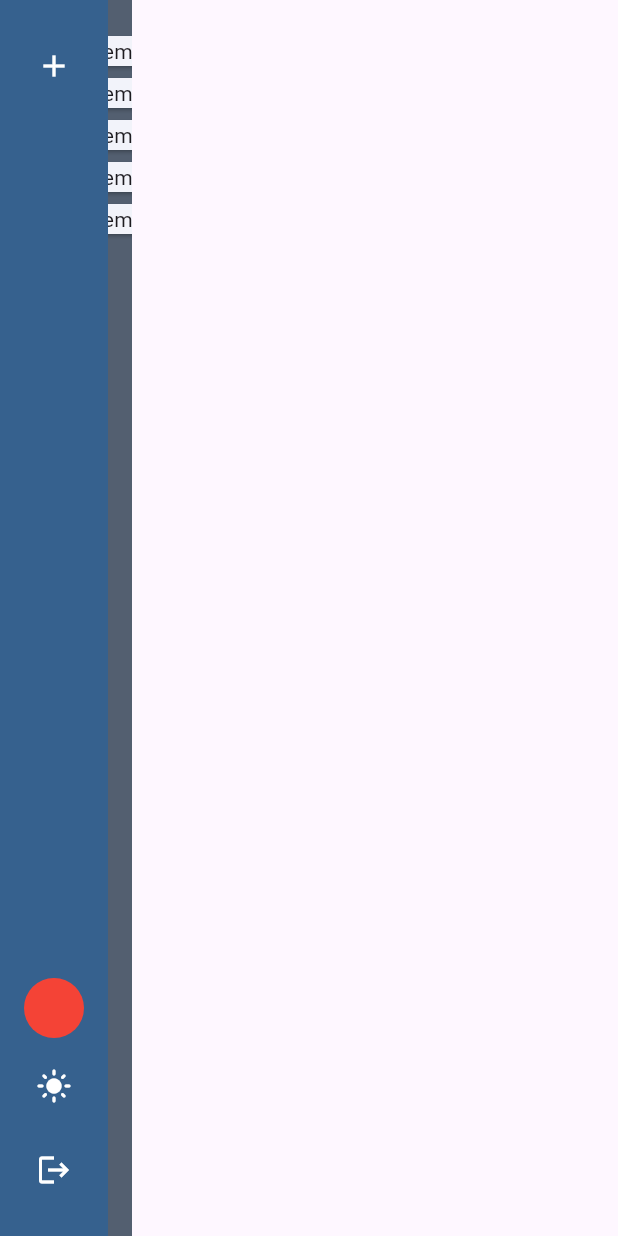
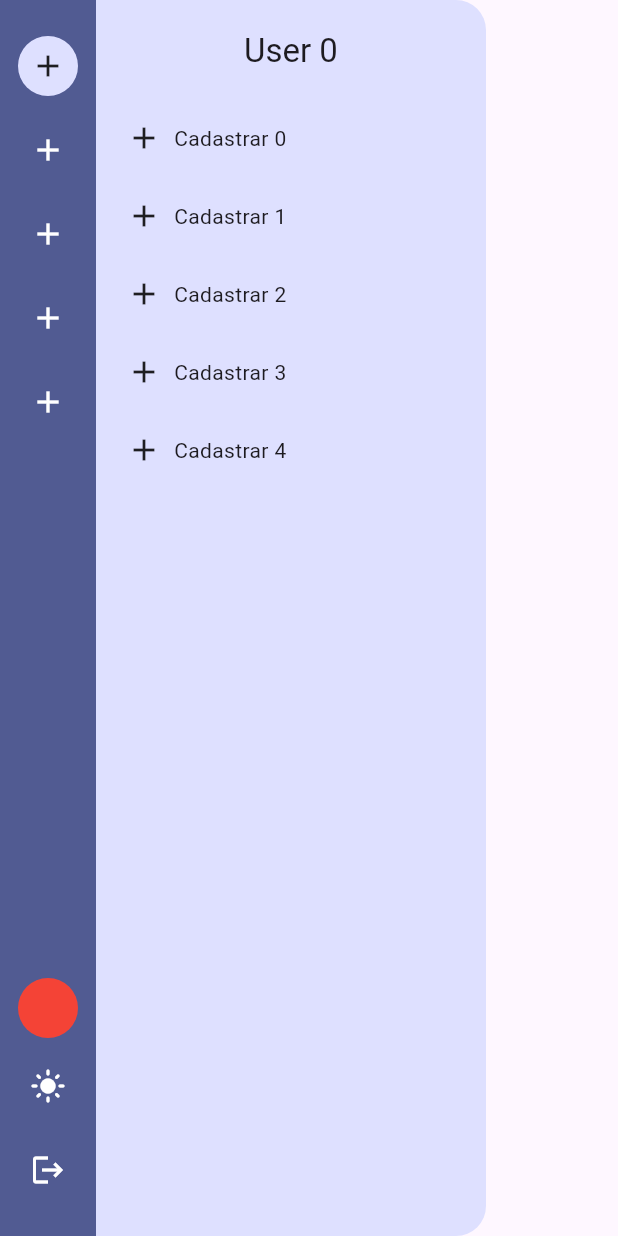
Before and after one commit to DaniFBN/erp_example, a Flutter app: the HomeDesktopLayout screen opened directly, after a tap on the "add" icon, on a phone screen of 412 x 824 dp. Run offline on Flutter 3.47's test engine with Material 3 defaults, Android fonts, the light colour scheme and no system bars.

Commit message:
terceira aula

```diff
--- a/app/lib/app/pages/home/home_page.dart
+++ b/app/lib/app/pages/home/home_page.dart
@@ -10,7 +10,7 @@ class HomePage extends StatelessWidget {
 
   @override
   Widget build(BuildContext context) {
-    return const DsResponsive(
+    return const DsLayoutResolver(
       mobile: HomeMobileLayout(),
       tablet: HomeTabletLayout(),
       desktop: HomeDesktopLayout(),
--- a/app/lib/app/pages/home/layouts/home_desktop_layout.dart
+++ b/app/lib/app/pages/home/layouts/home_desktop_layout.dart
@@ -9,7 +9,8 @@ class HomeDesktopLayout extends StatefulWidget {
 }
 
 class _HomeDesktopLayoutState extends State<HomeDesktopLayout> {
-  bool showMenu = false;
+  int? selectedIndex;
+  bool get showMenu => selectedIndex != null;
 
   @override
   Widget build(BuildContext context) {
@@ -17,24 +18,43 @@ class _HomeDesktopLayoutState extends State<HomeDesktopLayout> {
       body: Row(
         children: [
           DsSideBar(
-            onThemeTap: () {
-              print('theme');
-            },
-            onLogoutTap: () {
-              print('logout');
-            },
-            onTap: () {
-              setState(() {
-                showMenu = !showMenu;
-              });
+            width: 64,
+            onThemeTap: () => print('theme'),
+            onLogoutTap: () => print('logout'),
+            itemCount: 5,
+            itemBuilder: (_, index) {
+              return DsSideBarItem(
+                isSelected: selectedIndex == index,
+                icon: Icons.add,
+                onTap: () {
+                  setState(() {
+                    if (selectedIndex == index) {
+                      selectedIndex = null;
+                    } else {
+                      selectedIndex = index;
+                    }
+                  });
+                },
+              );
             },
           ),
           ClipRect(
             child: AnimatedAlign(
-              duration: const Duration(seconds: 5),
+              duration: const Duration(milliseconds: 300),
               widthFactor: showMenu ? 1 : 0,
               alignment: Alignment.center,
-              child: const DsMenuBar(),
+              child: DsMenuBar(
+                width: Responsive.size(260),
+                title: 'User $selectedIndex',
+                itemCount: 5,
+                itemBuilder: (BuildContext context, int index) {
+                  return DsMenuBarItem(
+                    icon: Icons.add,
+                    title: 'Cadastrar $index',
+                    onTap: () {},
+                  );
+                },
+              ),
             ),
           ),
         ],
--- a/design_system/lib/src/responsiveness/_responsiveness.dart
+++ b/design_system/lib/src/responsiveness/_responsiveness.dart
@@ -1,2 +1,2 @@
-export 'ds_responsive.dart';
+export 'ds_layout_resolver.dart';
 export 'responsive.dart';
--- a/design_system/lib/src/responsiveness/ds_responsive.dart
+++ b/design_system/lib/src/responsiveness/ds_layout_resolver.dart
@@ -2,12 +2,12 @@ import 'package:flutter/material.dart';
 
 import 'responsive.dart';
 
-class DsResponsive extends StatelessWidget {
+class DsLayoutResolver extends StatelessWidget {
   final Widget mobile;
   final Widget tablet;
   final Widget desktop;
 
-  const DsResponsive({
+  const DsLayoutResolver({
     super.key,
     required this.mobile,
     required this.tablet,
--- a/design_system/lib/src/responsiveness/responsive.dart
+++ b/design_system/lib/src/responsiveness/responsive.dart
@@ -1,6 +1,9 @@
 import 'package:flutter/material.dart';
 
 class Responsive {
+  static const _desktopSize = Size(1480, 1024);
+  static const _tabletSize = Size(800, 1000);
+  static const _mobileSize = Size(370, 800);
   static Size? _size;
 
   static void setSize(Size size) {
@@ -10,4 +13,19 @@ class Responsive {
   static bool isMobile() => _size!.width < 500;
   static bool isTablet() => !isMobile() && _size!.width < 1200;
   static bool isDesktop() => !isMobile() && !isTablet();
+
+  static double _getFactor() {
+    if (isDesktop()) {
+      final factor = _size!.height / _desktopSize.height;
+      return factor;
+    }
+
+    return 1;
+  }
+
+  static double size(double value) {
+    final factor = _getFactor();
+
+    return value * factor;
+  }
 }
--- a/design_system/lib/src/themes/light/light_theme.dart
+++ b/design_system/lib/src/themes/light/light_theme.dart
@@ -2,6 +2,6 @@ import 'package:flutter/material.dart';
 
 class LightTheme {
   static final theme = ThemeData.light().copyWith(
-    colorScheme: ColorScheme.fromSeed(seedColor: Colors.blue),
+    colorScheme: ColorScheme.fromSeed(seedColor: Colors.indigo),
   );
 }
--- a/design_system/lib/src/widgets/_widgets.dart
+++ b/design_system/lib/src/widgets/_widgets.dart
@@ -1,3 +1,5 @@
 export 'app_bar/ds_app_bar.dart';
-export 'side_bar/ds_menu_bar.dart';
-export 'side_bar/ds_side_bar.dart';
+export 'side_bar/menu/ds_menu_bar.dart';
+export 'side_bar/menu/ds_menu_bar_item.dart';
+export 'side_bar/side/ds_side_bar.dart';
+export 'side_bar/side/ds_side_bar_item.dart';
--- a/design_system/lib/src/widgets/side_bar/ds_menu_bar.dart
+++ /dev/null
@@ -1,23 +0,0 @@
-import 'package:flutter/material.dart';
-
-class DsMenuBar extends StatelessWidget {
-  const DsMenuBar({super.key});
-
-  @override
-  Widget build(BuildContext context) {
-    final colorScheme = Theme.of(context).colorScheme;
-
-    return Container(
-      padding: const EdgeInsets.symmetric(vertical: 20, horizontal: 12),
-      color: colorScheme.secondary,
-      child: Column(
-        children: List.generate(
-          5,
-          (index) => Card(
-            child: Text('Item $index'),
-          ),
-        ),
-      ),
-    );
-  }
-}
--- /dev/null
+++ b/design_system/lib/src/widgets/side_bar/menu/ds_menu_bar.dart
@@ -0,0 +1,59 @@
+import 'package:flutter/material.dart';
+
+import '../../../../design_system.dart';
+
+class DsMenuBar extends StatelessWidget {
+  final double width;
+  final String title;
+  final int itemCount;
+  final Widget Function(BuildContext context, int index) itemBuilder;
+
+  const DsMenuBar({
+    super.key,
+    required this.title,
+    required this.itemCount,
+    required this.itemBuilder,
+    required this.width,
+  });
+
+  @override
+  Widget build(BuildContext context) {
+    final theme = Theme.of(context);
+    final colorScheme = theme.colorScheme;
+
+    return Container(
+      width: width,
+      decoration: BoxDecoration(
+        color: colorScheme.primaryContainer,
+        borderRadius: BorderRadius.only(
+          topRight: Radius.circular(Responsive.size(20)),
+          bottomRight: Radius.circular(Responsive.size(20)),
+        ),
+      ),
+      child: Padding(
+        padding: EdgeInsets.symmetric(
+          vertical: Responsive.size(20),
+          horizontal: Responsive.size(12),
+        ),
+        child: Column(
+          children: [
+            Text(
+              title,
+              style: theme.textTheme.titleLarge,
+            ),
+            SizedBox(height: Responsive.size(20)),
+            Expanded(
+              child: ListView.separated(
+                itemCount: itemCount,
+                itemBuilder: itemBuilder,
+                separatorBuilder: (_, __) => SizedBox(
+                  height: Responsive.size(4),
+                ),
+              ),
+            ),
+          ],
+        ),
+      ),
+    );
+  }
+}
--- /dev/null
+++ b/design_system/lib/src/widgets/side_bar/menu/ds_menu_bar_item.dart
@@ -0,0 +1,78 @@
+import 'package:flutter/gestures.dart';
+import 'package:flutter/material.dart';
+
+import '../../../../design_system.dart';
+
+class DsMenuBarItem extends StatefulWidget {
+  final IconData icon;
+  final String title;
+  final VoidCallback onTap;
+
+  const DsMenuBarItem({
+    super.key,
+    required this.icon,
+    required this.title,
+    required this.onTap,
+  });
+
+  @override
+  State<DsMenuBarItem> createState() => _DsMenuBarItemState();
+}
+
+class _DsMenuBarItemState extends State<DsMenuBarItem> {
+  bool onHover = false;
+
+  @override
+  Widget build(BuildContext context) {
+    final theme = Theme.of(context);
+    final textTheme = theme.textTheme;
+    final primaryTextTheme = theme.primaryTextTheme;
+    final primaryIconTheme = theme.primaryIconTheme;
+    final colorScheme = theme.colorScheme;
+
+    return MouseRegion(
+      cursor: SystemMouseCursors.click,
+      onEnter: (_) => setState(() => onHover = true),
+      onExit: (_) => setState(() => onHover = false),
+      child: GestureDetector(
+        onTap: widget.onTap,
+        child: AnimatedContainer(
+          constraints: const BoxConstraints(minHeight: 48),
+          duration: const Duration(milliseconds: 300),
+          padding: EdgeInsets.symmetric(
+            horizontal: Responsive.size(8),
+            vertical: Responsive.size(4),
+          ),
+          decoration: BoxDecoration(
+            color: onHover ? colorScheme.primary : null,
+            borderRadius: BorderRadius.all(
+              Radius.circular(Responsive.size(8)),
+            ),
+          ),
+          child: Row(
+            children: [
+              Icon(
+                widget.icon,
+                color: onHover ? primaryIconTheme.color : null,
+              ),
+              SizedBox(width: Responsive.size(8)),
+              Expanded(
+                child: AnimatedDefaultTextStyle(
+                  duration: const Duration(milliseconds: 300),
+                  style: onHover
+                      ? primaryTextTheme.bodyMedium!
+                      : textTheme.bodyMedium!,
+                  child: Text(
+                    widget.title,
+                    overflow: TextOverflow.ellipsis,
+                    maxLines: 2,
+                  ),
+                ),
+              ),
+            ],
+          ),
+        ),
+      ),
+    );
+  }
+}
--- a/design_system/lib/src/widgets/side_bar/ds_side_bar.dart
+++ b/design_system/lib/src/widgets/side_bar/side/ds_side_bar.dart
@@ -1,15 +1,21 @@
 import 'package:flutter/material.dart';
 
+import '../../../../design_system.dart';
+
 class DsSideBar extends StatelessWidget {
-  final VoidCallback onTap;
+  final double width;
   final VoidCallback onThemeTap;
   final VoidCallback onLogoutTap;
+  final int itemCount;
+  final Widget Function(BuildContext context, int index) itemBuilder;
 
   const DsSideBar({
     super.key,
     required this.onThemeTap,
     required this.onLogoutTap,
-    required this.onTap,
+    required this.itemCount,
+    required this.itemBuilder,
+    required this.width,
   });
 
   @override
@@ -18,15 +24,18 @@ class DsSideBar extends StatelessWidget {
     final colorScheme = Theme.of(context).colorScheme;
 
     return Container(
+      width: width,
       padding: const EdgeInsets.symmetric(vertical: 20, horizontal: 12),
       color: colorScheme.primary,
       child: Column(
         children: [
-          IconButton(
-            onPressed: onTap,
-            icon: Icon(Icons.add, color: theme.primaryIconTheme.color),
+          Expanded(
+            child: ListView.separated(
+              itemCount: itemCount,
+              itemBuilder: itemBuilder,
+              separatorBuilder: (_, __) => SizedBox(height: Responsive.size(8)),
+            ),
           ),
-          const Spacer(),
           const CircleAvatar(
             backgroundColor: Colors.red,
           ),
--- /dev/null
+++ b/design_system/lib/src/widgets/side_bar/side/ds_side_bar_item.dart
@@ -0,0 +1,32 @@
+import 'package:flutter/material.dart';
+
+class DsSideBarItem extends StatelessWidget {
+  final IconData icon;
+  final VoidCallback onTap;
+  final bool isSelected;
+
+  const DsSideBarItem({
+    super.key,
+    required this.icon,
+    required this.onTap,
+    required this.isSelected,
+  });
+
+  @override
+  Widget build(BuildContext context) {
+    final theme = Theme.of(context);
+    final iconTheme = theme.iconTheme;
+    final primaryIconTheme = theme.primaryIconTheme;
+    final colorScheme = theme.colorScheme;
+
+    return IconButton(
+      color: isSelected ? iconTheme.color : primaryIconTheme.color,
+      style: IconButton.styleFrom(
+        backgroundColor:
+            isSelected ? colorScheme.primaryContainer : colorScheme.primary,
+      ),
+      onPressed: onTap,
+      icon: const Icon(Icons.add),
+    );
+  }
+}
```
Also changed, not shown: 2 other files.
